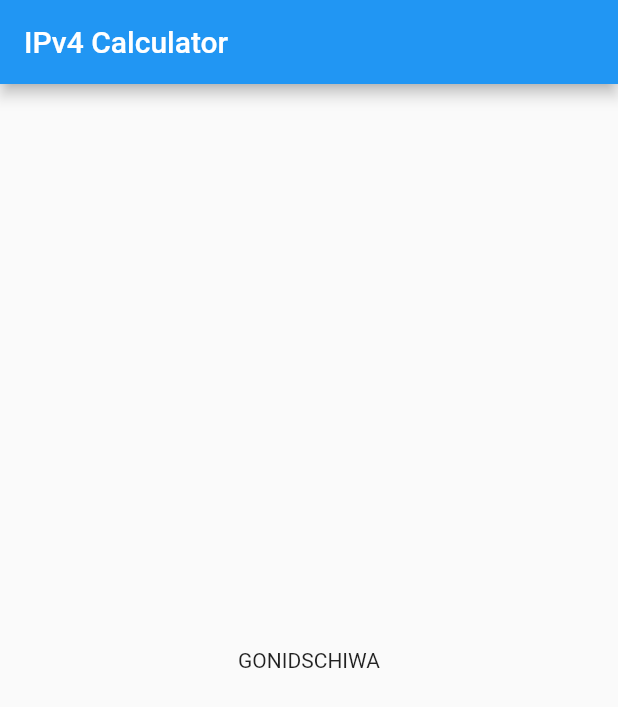
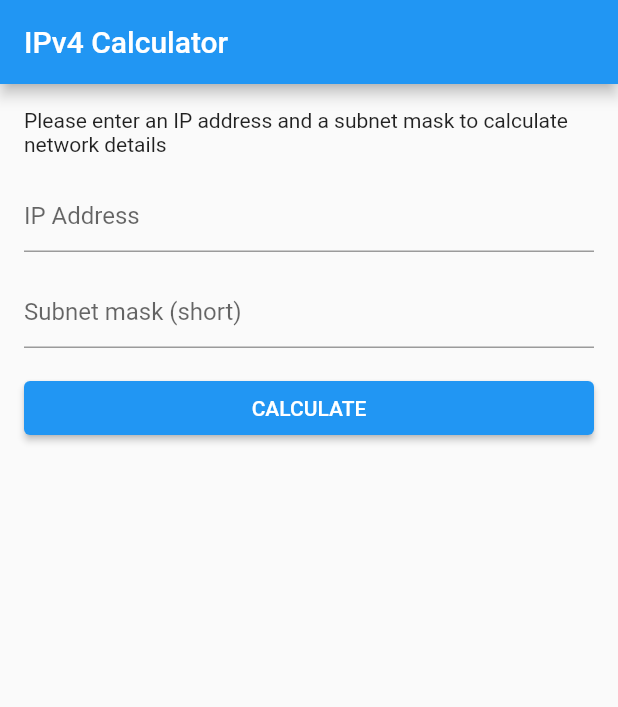
Before and after one commit to HeavyTobi/ipv4-calculator, a Flutter app: the screen it shows after launch, on a phone screen of 412 x 824 dp. Shown: the top 707 px of the screen. Run offline on Flutter 3.47's test engine with Material 2 defaults, Android fonts, the phone set to English and light mode, and no system bars; drawn by our look-alikes of flutter_platform_widgets.

Commit message:
add validation if ip string is valid

```diff
--- a/lib/basic-app/base-app.dart
+++ b/lib/basic-app/base-app.dart
@@ -11,11 +11,11 @@ class BaseApp extends StatelessWidget {
     return PlatformApp(
       title: title,
       android: (_) => MaterialAppData(
-          theme: ThemeData(
-            primarySwatch: Colors.red,
-          ),
-          darkTheme: ThemeData.dark(),
+        theme: ThemeData(
+          primarySwatch: Colors.red,
         ),
+        darkTheme: ThemeData.dark(),
+      ),
       ios: (_) => CupertinoAppData(),
       home: BasicScaffold(title),
     );
--- a/lib/content/base-content.dart
+++ /dev/null
@@ -1,16 +0,0 @@
-import 'package:flutter/cupertino.dart';
-import 'package:flutter/material.dart';
-import 'package:flutter_platform_widgets/flutter_platform_widgets.dart';
-
-class BaseContent extends StatelessWidget {
-  @override
-  Widget build(BuildContext context) {
-    return Container(
-      child: Center(
-        child: PlatformText(
-          'Gonidschiwa',
-        ),
-      ),
-    );
-  }
-}
--- a/lib/ui/basic-scaffold.dart
+++ b/lib/ui/basic-scaffold.dart
@@ -1,8 +1,9 @@
-import 'package:IPv4Calculator/content/base-content.dart';
 import 'package:IPv4Calculator/util/os-util.dart';
 import 'package:flutter/cupertino.dart';
 import 'package:flutter/material.dart';
 import 'package:flutter_platform_widgets/flutter_platform_widgets.dart';
+
+import 'content/base-content.dart';
 
 class BasicScaffold extends StatelessWidget {
   BasicScaffold(this.title, {Key key}) : super(key: key);
--- /dev/null
+++ b/lib/ui/content/base-content.dart
@@ -0,0 +1,105 @@
+import 'dart:developer';
+
+import 'package:IPv4Calculator/util/ip-util.dart';
+import 'package:flutter/cupertino.dart';
+import 'package:flutter/material.dart';
+import 'package:flutter_platform_widgets/flutter_platform_widgets.dart';
+
+class BaseContent extends StatefulWidget {
+  @override
+  _BaseContentState createState() => _BaseContentState();
+}
+
+class _BaseContentState extends State<BaseContent> {
+  String ip = '';
+  int subnetMaskSize = 24;
+
+  @override
+  Widget build(BuildContext context) {
+    return LayoutBuilder(
+      builder: (BuildContext context, BoxConstraints viewportConstraints) {
+        return Padding(
+          padding: const EdgeInsets.all(8.0),
+          child: ListView(
+            children: <Widget>[
+              Padding(
+                padding: const EdgeInsets.all(8.0),
+                child: Text(
+                  'Please enter an IP address and a subnet mask to calculate network details',
+                ),
+              ),
+              Padding(
+                padding: const EdgeInsets.all(8.0),
+                child: PlatformTextField(
+                  material: (_, __) => MaterialTextFieldData(
+                    keyboardType: TextInputType.numberWithOptions(),
+                    decoration: InputDecoration(
+                      hintText: 'IP Address',
+                    ),
+                  ),
+                  cupertino: (_, __) => CupertinoTextFieldData(
+                    placeholder: 'IP Address',
+                  ),
+                  onChanged: (String ip) {
+                    this.ip = ip;
+                    log(ip);
+                  },
+                ),
+              ),
+              Padding(
+                padding: const EdgeInsets.all(8.0),
+                child: PlatformTextField(
+                  material: (_, __) => MaterialTextFieldData(
+                    keyboardType: TextInputType.number,
+                    decoration: InputDecoration(
+                      hintText: 'Subnet mask (short)',
+                    ),
+                  ),
+                  cupertino: (_, __) => CupertinoTextFieldData(
+                    placeholder: 'Subnet mask (short)',
+                    keyboardType: TextInputType.number,
+                  ),
+                  onChanged: (String snm) {
+                    try {
+                      this.subnetMaskSize = int.parse(snm);
+                    } catch (FormatException) {}
+                  },
+                ),
+              ),
+              Padding(
+                padding: const EdgeInsets.all(8.0),
+                child: PlatformButton(
+                  child: PlatformText('Calculate'),
+                  cupertinoFilled: (_, __) => CupertinoFilledButtonData(),
+                  onPressed: () => {
+                    if (subnetMaskSize < 0 ||
+                        subnetMaskSize > 31 ||
+                        !IpUtil.verifyIp(ip))
+                      {
+                        showPlatformDialog(
+                          context: context,
+                          builder: (_) => PlatformAlertDialog(
+                            title: Text('Invalid data entered'),
+                            content: Text(
+                              'IP address is ${IpUtil.verifyIp(ip) ? "valid" : "invalid"} \n' +
+                                  'Subnet mask is ${subnetMaskSize > 0 && subnetMaskSize < 31 ? "valid" : "invalid"}',
+                            ),
+                            actions: <Widget>[
+                              PlatformDialogAction(
+                                child: Text('OK'),
+                                onPressed: () => Navigator.pop(context),
+                              ),
+                            ],
+                          ),
+                        )
+                      }
+                  },
+                ),
+              )
+            ],
+          ),
+        );
+      },
+    );
+  }
+}
```
Also changed, not shown: lib/util/ip-util.dart (added, +23 -0 lines), 2 other files.
